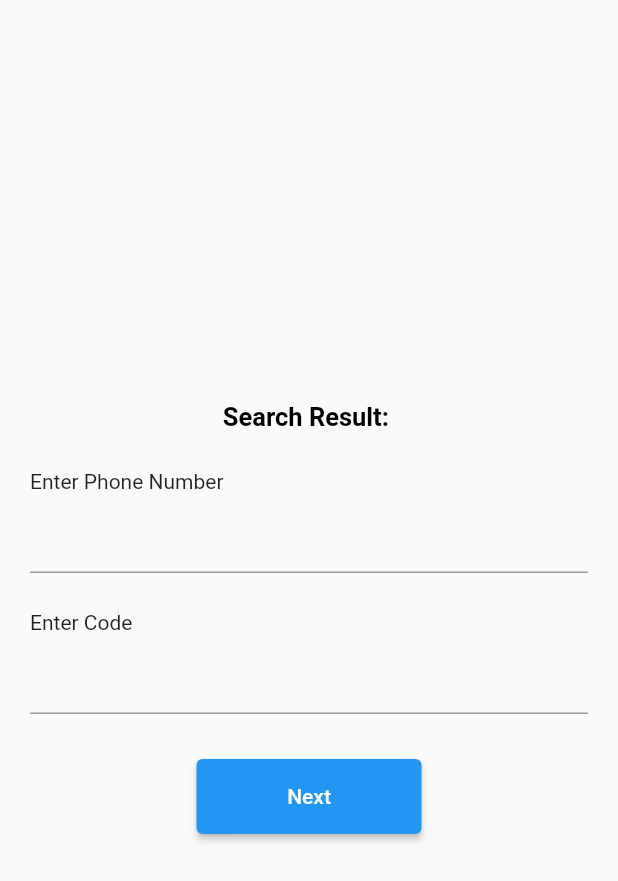
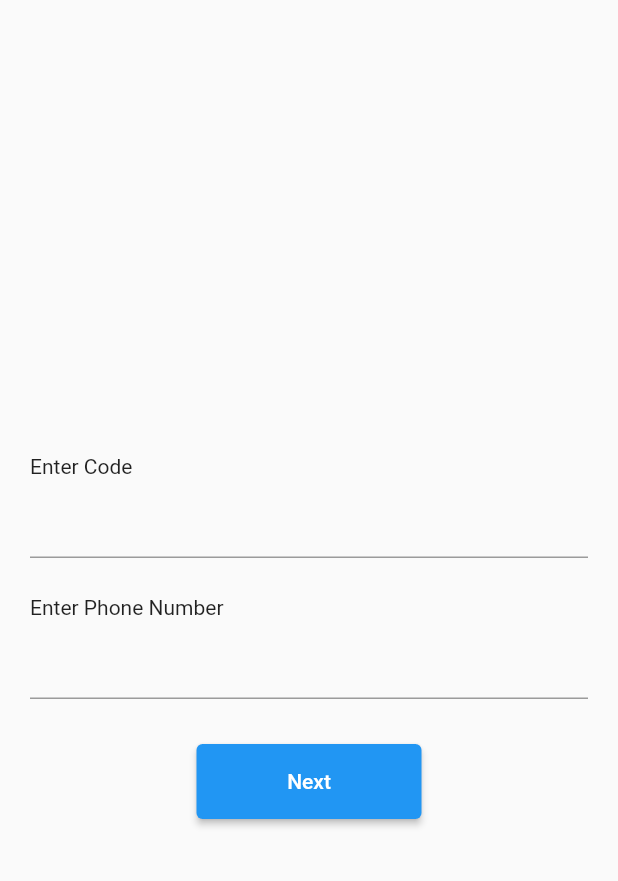
Before and after one commit to fwdAndroid/qr_code, a Flutter app: the Found screen opened directly with empty values, on a phone screen of 412 x 824 dp. Shown: the top 881 px of the screen. Run offline on Flutter 3.47's test engine with Material 2 defaults, Android fonts, the phone set to English and light mode, and no system bars; missing offline and left inert: qr_bar_code_scanner_dialog, simple_barcode_scanner.

Commit message:
some pos

```diff
--- a/lib/found.dart
+++ b/lib/found.dart
@@ -24,22 +24,22 @@ class _FoundState extends State<Found> {
         crossAxisAlignment: CrossAxisAlignment.start,
         mainAxisAlignment: MainAxisAlignment.center,
         children: [
-          Row(
-            mainAxisAlignment: MainAxisAlignment.center,
-            children: [
-              Center(
+          SizedBox(
+            height: 20,
+          ),
+          Container(
+              margin: EdgeInsets.only(top: 5, left: 20, right: 20),
               child: Text(
-                  "Search Result: ",
-                  style: TextStyle(
-                      color: Colors.black,
-                      fontSize: 17,
-                      fontWeight: FontWeight.bold),
+                "Enter Code",
+                textAlign: TextAlign.start,
+              )),
+          Container(
+            margin: EdgeInsets.only(top: 5, left: 20, right: 20),
+            child: TextField(
+              controller: codeController,
+              keyboardType: TextInputType.number,
+              obscureText: false,
             ),
-              ),
-              Center(
-                child: Text(widget.result),
-              ),
-            ],
           ),
           SizedBox(
             height: 20,
@@ -54,23 +54,6 @@ class _FoundState extends State<Found> {
             margin: EdgeInsets.only(top: 5, left: 20, right: 20),
             child: TextField(
               controller: phoneController,
-              keyboardType: TextInputType.number,
-              obscureText: false,
-            ),
-          ),
-          SizedBox(
-            height: 20,
-          ),
-          Container(
-              margin: EdgeInsets.only(top: 5, left: 20, right: 20),
-              child: Text(
-                "Enter Code",
-                textAlign: TextAlign.start,
-              )),
-          Container(
-            margin: EdgeInsets.only(top: 5, left: 20, right: 20),
-            child: TextField(
-              controller: codeController,
               keyboardType: TextInputType.number,
               obscureText: false,
             ),
@@ -109,6 +92,7 @@ class _FoundState extends State<Found> {
     });
     if (response.statusCode == 200) {
       print(response.body);
+      if (codeController.text.isNotEmpty) {
         Navigator.push(
             context,
             MaterialPageRoute(
@@ -116,6 +100,10 @@ class _FoundState extends State<Found> {
                       response: response.body,
                     )));
       } else {
+        ScaffoldMessenger.of(context).showSnackBar(
+            SnackBar(content: Text("No Code Found: Code is Required")));
+      }
+    } else {
       print('Request failed with status: ${response.statusCode}.');
     }
   }
```
Lines whose indentation alone changed are shown as unchanged.
